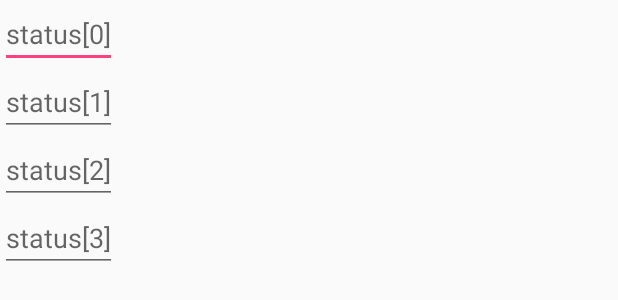
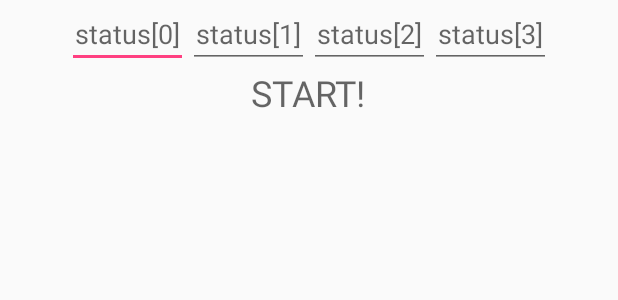
Before and after one commit to r3399r/PokemonG7RNG_Android, an Android app: the layout activity_egg_rng.xml on its own in the app's theme, with its tools: preview values and no code run, on a phone screen of 412 x 824 dp. Shown: the top 300 px of the screen. Run offline under Robolectric (Android 15) with nearby library versions, the phone set to English and light mode, and no system bars.

Commit message:
list of calc results

```diff
--- a/app/src/main/res/layout/activity_egg_rng.xml
+++ b/app/src/main/res/layout/activity_egg_rng.xml
@@ -7,45 +7,82 @@
     android:orientation="vertical"
     tools:context=".EggRNGActivity">
 
+    <LinearLayout
+        android:layout_width="match_parent"
+        android:layout_height="match_parent"
+        android:layout_weight="1"
+        android:gravity="center"
+        android:orientation="horizontal">
+
         <EditText
             android:id="@+id/status_0"
             android:layout_width="wrap_content"
             android:layout_height="wrap_content"
-        android:layout_weight="1"
+            android:layout_gravity="center"
+            android:digits="0123456789ABCDEFabcdef"
+            android:gravity="center"
             android:hint="@string/status0"
             android:importantForAutofill="no"
-        android:inputType="text" />
+            android:inputType="text"
+            android:maxLength="8"
+            android:paddingLeft="5dp"
+            android:paddingRight="5dp" />
 
         <EditText
             android:id="@+id/status_1"
             android:layout_width="wrap_content"
             android:layout_height="wrap_content"
-        android:layout_weight="1"
+            android:layout_gravity="center"
+            android:digits="0123456789ABCDEFabcdef"
+            android:gravity="center"
             android:hint="@string/status1"
             android:importantForAutofill="no"
-        android:inputType="text" />
+            android:inputType="text"
+            android:maxLength="8"
+            android:paddingLeft="5dp"
+            android:paddingRight="5dp" />
 
         <EditText
             android:id="@+id/status_2"
             android:layout_width="wrap_content"
             android:layout_height="wrap_content"
-        android:layout_weight="1"
+            android:layout_gravity="center"
+            android:digits="0123456789ABCDEFabcdef"
+            android:gravity="center"
             android:hint="@string/status2"
             android:importantForAutofill="no"
-        android:inputType="text" />
+            android:inputType="text"
+            android:maxLength="8"
+            android:paddingLeft="5dp"
+            android:paddingRight="5dp" />
 
         <EditText
             android:id="@+id/status_3"
             android:layout_width="wrap_content"
             android:layout_height="wrap_content"
-        android:layout_weight="1"
+            android:layout_gravity="center"
+            android:digits="0123456789ABCDEFabcdef"
+            android:gravity="center"
             android:hint="@string/status3"
             android:importantForAutofill="no"
-        android:inputType="text" />
+            android:inputType="text"
+            android:maxLength="8"
+            android:paddingLeft="5dp"
+            android:paddingRight="5dp" />
+    </LinearLayout>
 
     <TextView
-        android:id="@+id/RNG_result"
+        android:id="@+id/btn_start_calc"
+        android:layout_width="wrap_content"
+        android:layout_height="wrap_content"
+        android:layout_gravity="center"
+        android:layout_weight="1"
+        android:hint="@string/start_calc"
+        android:textSize="24sp" />
+
+    <ListView
+        android:id="@+id/list_results"
         android:layout_width="match_parent"
-        android:layout_height="wrap_content"
-        android:layout_weight="1" />
+        android:layout_height="wrap_content" />
+
 </LinearLayout>
--- a/app/src/main/res/values/strings.xml
+++ b/app/src/main/res/values/strings.xml
@@ -3,12 +3,13 @@
     <string name="title_already_has_seed">Seed already exists</string>
     <string name="title_find_seed">Finding seed</string>
 
-    <string name="start_find_seed">START!</string>
+    <string name="start_calc">START!</string>
     <string name="status0">status[0]</string>
     <string name="status1">status[1]</string>
     <string name="status2">status[2]</string>
     <string name="status3">status[3]</string>
 
+    <string name="start_find_seed">START!</string>
     <string name="magikarp_series1">001&#8211;010</string>
     <string name="magikarp_series2">011&#8211;020</string>
     <string name="magikarp_series3">021&#8211;030</string>
```
Also changed, not shown: app/src/main/java/com/yue/pokemong7rngtool/EggRNGActivity.java (+39 -8 lines), app/src/main/java/com/yue/pokemong7rngtool/ListViewAdapter.java (added, +48 -0 lines), app/src/main/res/layout/data_list.xml (added, +24 -0 lines). Lines whose indentation alone changed are shown as unchanged.
